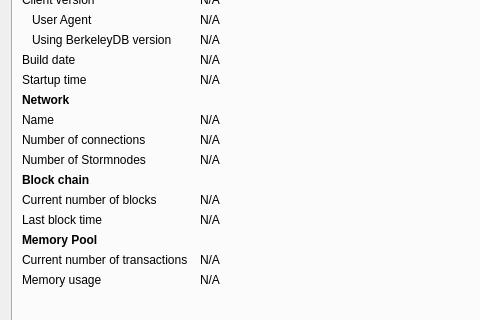
The window that src/qt/forms/rpcconsole.ui (makmur8/Dynamic) describes before a commit, drawn with Qt 5; both pictures show x 0 to 480 and y 93 to 413 of the 769 by 589 pixel window.
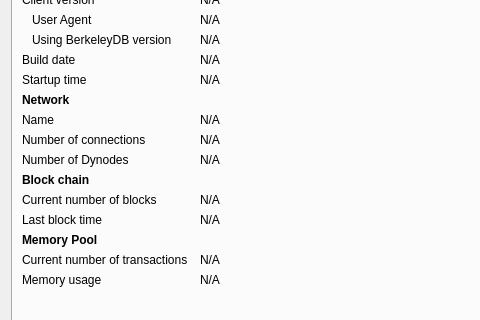
The same window after the commit. Icons and pictures are not drawn. Custom widgets are drawn as their Qt base class.

What changed in the file:
```diff
--- a/src/qt/forms/rpcconsole.ui
+++ b/src/qt/forms/rpcconsole.ui
@@ -250,7 +250,7 @@
        <item row="10" column="0">
         <widget class="QLabel" name="stormnodeCountLabel">
          <property name="text">
-          <string>Number of Stormnodes</string>
+          <string>Number of Dynodes</string>
          </property>
         </widget>
        </item>
```
Left out of the diff: 10 changed lines with no effect on the pictures.
